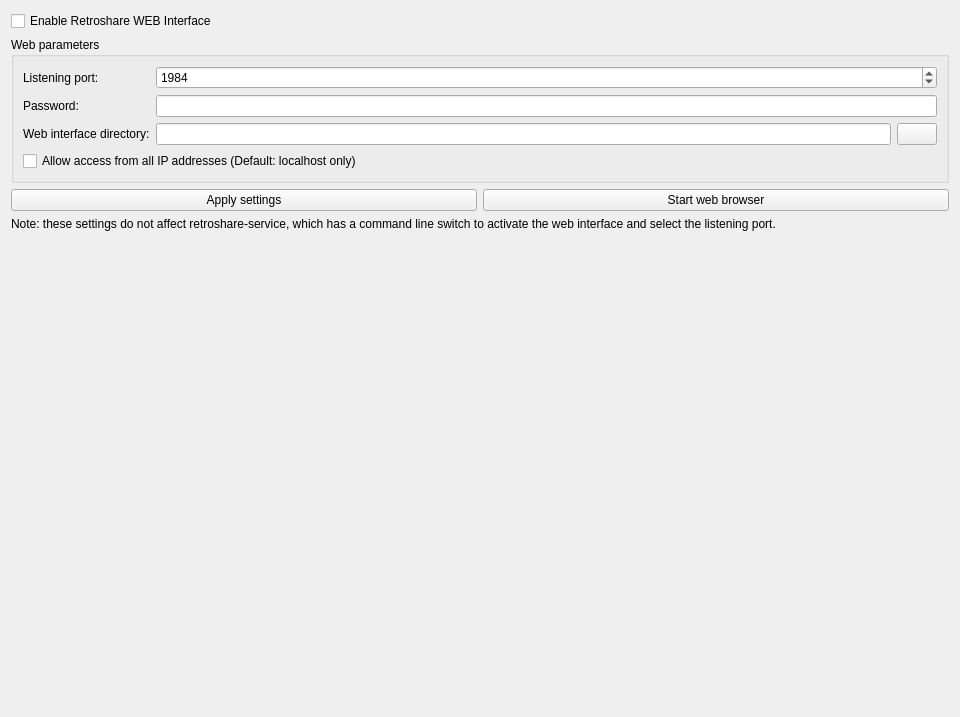
The window that retroshare-gui/src/gui/settings/WebuiPage.ui (RetroShare/RetroShare) describes before a commit, drawn with Qt 5.
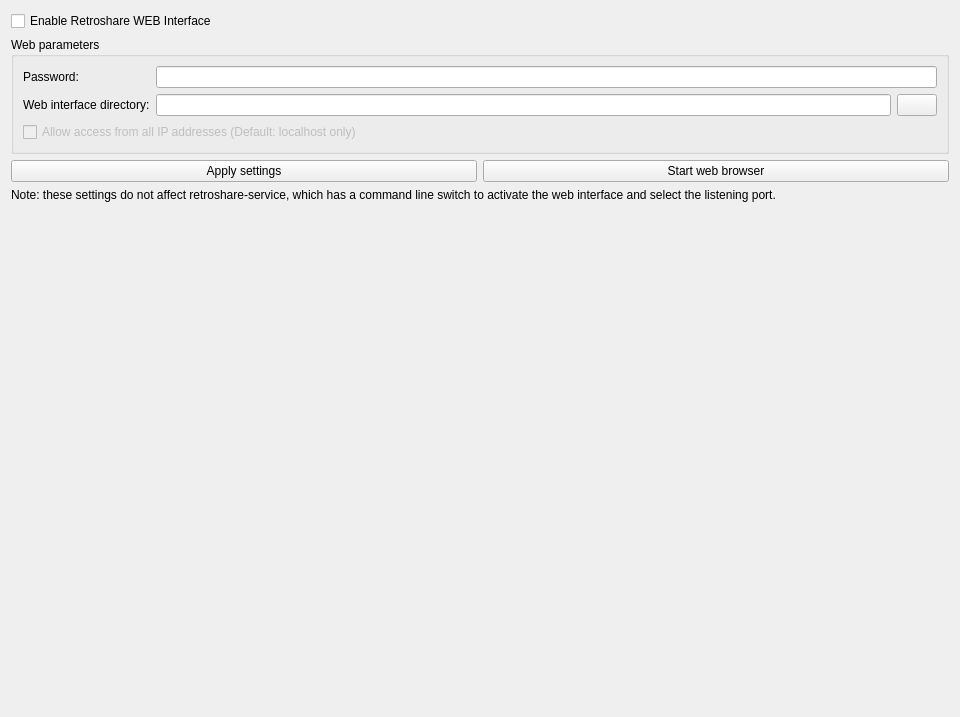
The same window after the commit. Icons and pictures are not drawn.

Diff of the .ui file:
```diff
--- a/retroshare-gui/src/gui/settings/WebuiPage.ui
+++ b/retroshare-gui/src/gui/settings/WebuiPage.ui
@@ -33,33 +33,27 @@
       <item>
        <layout class="QGridLayout" name="gridLayout">
         <item row="0" column="0">
-         <widget class="QLabel" name="port_Label">
+         <widget class="QLabel" name="label_2">
           <property name="text">
-           <string>Listening port:</string>
+           <string>Password:</string>
           </property>
          </widget>
         </item>
-        <item row="0" column="1">
-         <widget class="QSpinBox" name="port_SB">
-          <property name="minimum">
-           <number>1024</number>
-          </property>
-          <property name="maximum">
-           <number>65535</number>
-          </property>
-          <property name="value">
-           <number>1984</number>
-          </property>
-         </widget>
-        </item>
-        <item row="2" column="0">
+        <item row="1" column="0">
          <widget class="QLabel" name="label">
           <property name="text">
            <string>Web interface directory:</string>
           </property>
          </widget>
         </item>
-        <item row="2" column="1">
+        <item row="0" column="1">
+         <widget class="QLineEdit" name="password_LE">
+          <property name="echoMode">
+           <enum>QLineEdit::Password</enum>
+          </property>
+         </widget>
+        </item>
+        <item row="1" column="1">
          <layout class="QHBoxLayout" name="horizontalLayout">
           <item>
            <widget class="QLineEdit" name="webInterfaceFiles_LE">
@@ -84,24 +78,13 @@
           </item>
          </layout>
         </item>
-        <item row="1" column="0">
-         <widget class="QLabel" name="label_2">
-          <property name="text">
-           <string>Password:</string>
-          </property>
-         </widget>
-        </item>
-        <item row="1" column="1">
-         <widget class="QLineEdit" name="password_LE">
-          <property name="echoMode">
-           <enum>QLineEdit::Password</enum>
-          </property>
-         </widget>
-        </item>
        </layout>
       </item>
       <item>
        <widget class="QCheckBox" name="allIp_CB">
+        <property name="enabled">
+         <bool>false</bool>
+        </property>
         <property name="text">
          <string>Allow access from all IP addresses (Default: localhost only)</string>
         </property>
```
